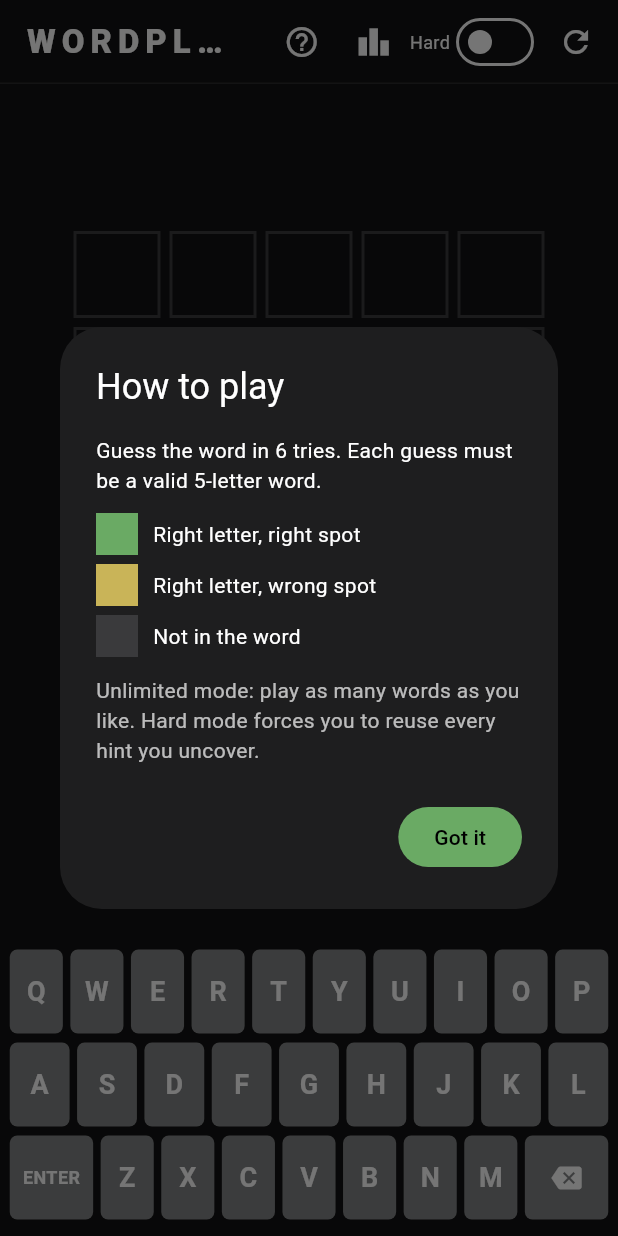
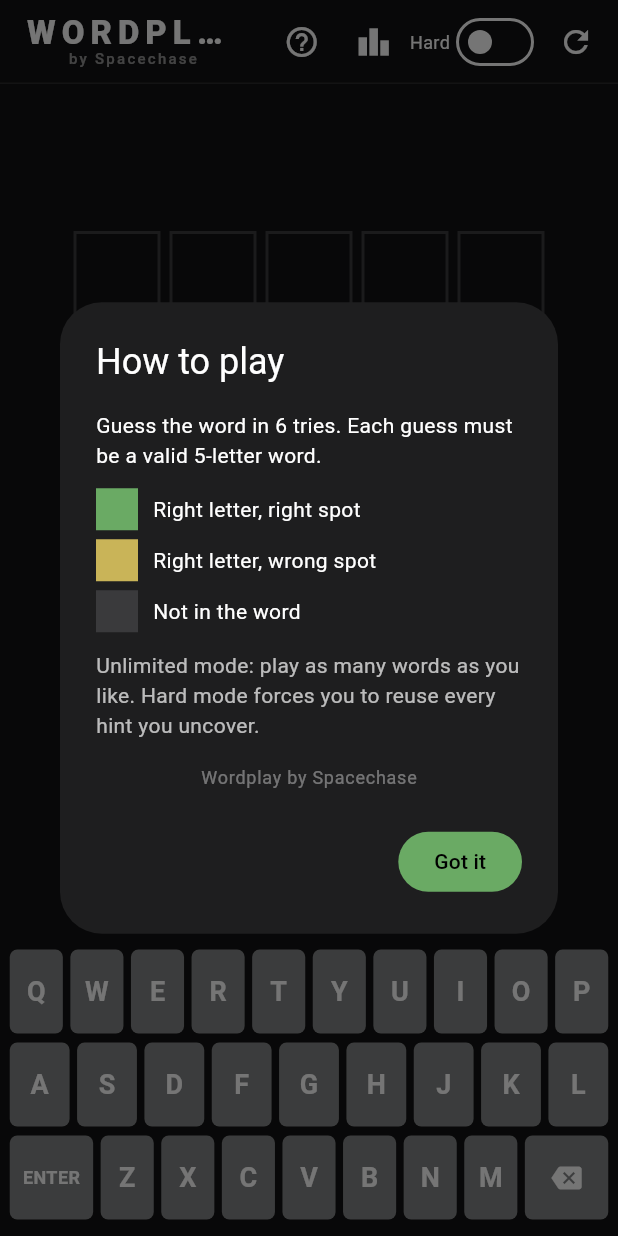
Before and after one commit to spacechase26/wordplay, a Flutter app: the screen it shows after launch, after a tap on the "help outline" icon, on a phone screen of 412 x 824 dp. Run offline on Flutter 3.47's test engine with Material 3 defaults, Android fonts, the phone set to English and light mode, and no system bars; our stand-ins replace shared_preferences.

Commit message:
allow any 5-letter guess, name it wordplay

```diff
--- a/lib/game_logic.dart
+++ b/lib/game_logic.dart
@@ -42,12 +42,11 @@ class WordleGame {
   }
 
   /// Returns null on success, or a human-readable error message.
+  /// Any [wordLength]-letter input is accepted as a guess — it does not
+  /// have to be a real dictionary word.
   String? submit() {
     if (isOver) return null;
     if (current.length < wordLength) return 'Not enough letters';
-    if (!kValidGuesses.contains(current) && current != answer) {
-      return 'Not in word list';
-    }
     guesses.add(current);
     current = '';
     return null;
--- a/lib/main.dart
+++ b/lib/main.dart
@@ -28,7 +28,7 @@ class WordplayApp extends StatelessWidget {
   @override
   Widget build(BuildContext context) {
     return MaterialApp(
-      title: 'Wordplay',
+      title: 'Wordplay by Spacechase',
       debugShowCheckedModeBanner: false,
       theme: ThemeData(
         useMaterial3: true,
@@ -300,6 +300,14 @@ class _GamePageState extends State<GamePage> with TickerProviderStateMixin {
             Text('Unlimited mode: play as many words as you like. Hard mode '
                 'forces you to reuse every hint you uncover.',
                 style: TextStyle(color: Colors.white70)),
+            SizedBox(height: 16),
+            Center(
+              child: Text('Wordplay by Spacechase',
+                  style: TextStyle(
+                      fontSize: 12,
+                      color: Colors.white38,
+                      letterSpacing: 0.5)),
+            ),
           ],
         ),
         actions: [
@@ -327,8 +335,20 @@ class _GamePageState extends State<GamePage> with TickerProviderStateMixin {
       appBar: AppBar(
         backgroundColor: _bg,
         centerTitle: true,
-        title: const Text('WORDPLAY',
-            style: TextStyle(fontWeight: FontWeight.w800, letterSpacing: 4)),
+        title: const Column(
+          mainAxisSize: MainAxisSize.min,
+          children: [
+            Text('WORDPLAY',
+                style: TextStyle(
+                    fontWeight: FontWeight.w800, letterSpacing: 4, height: 1.0)),
+            Text('by Spacechase',
+                style: TextStyle(
+                    fontSize: 10,
+                    letterSpacing: 1.5,
+                    color: Colors.white54,
+                    fontWeight: FontWeight.w500)),
+          ],
+        ),
         shape: const Border(
             bottom: BorderSide(color: Color(0xFF2A2A2B), width: 1)),
         actions: [
--- a/pubspec.yaml
+++ b/pubspec.yaml
@@ -1,5 +1,5 @@
 name: wordplay
-description: "A new Flutter project."
+description: "Wordplay by Spacechase — an unlimited Wordle-style word game."
 # The following line prevents the package from being accidentally published to
 # pub.dev using `flutter pub publish`. This is preferred for private packages.
 publish_to: 'none' # Remove this line if you wish to publish to pub.dev
```
Also changed, not shown: 4 other files.
